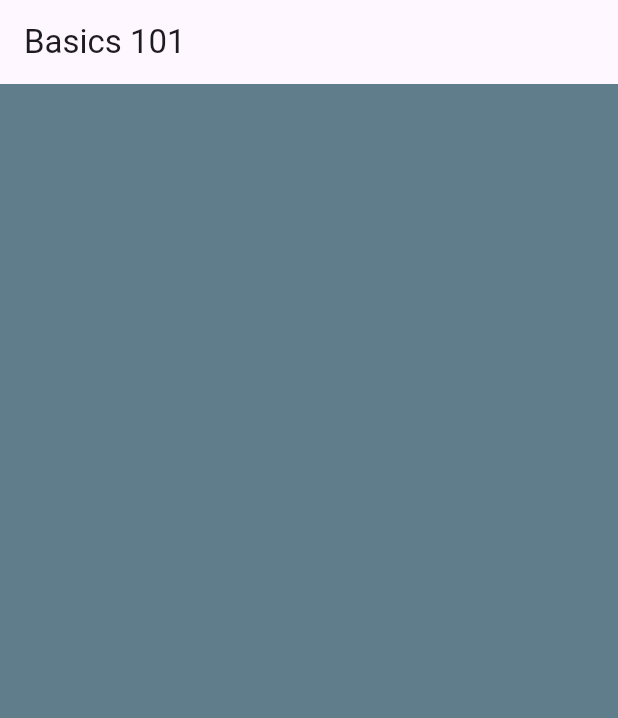
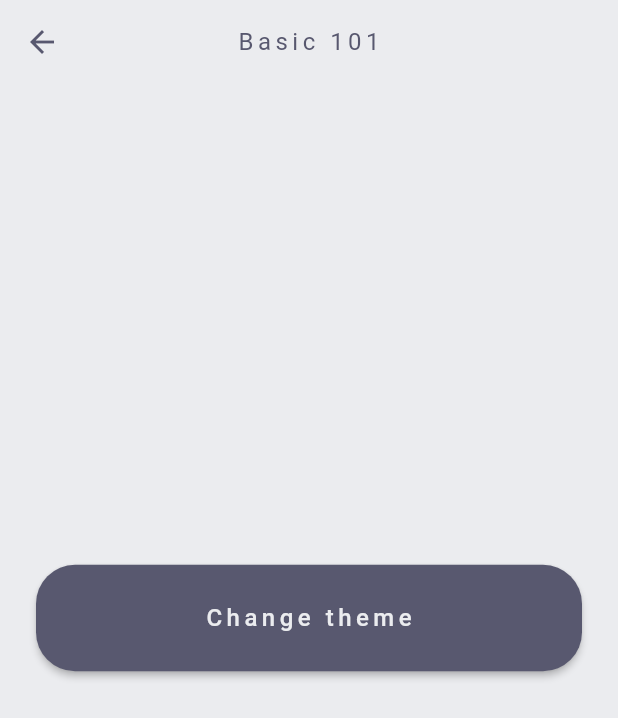
Before and after one commit to devherik/FlutterBasics101, a Flutter app: the screen it shows after launch, after a tap on "Login", on a phone screen of 412 x 824 dp. Shown: the top 718 px of the screen. Run offline on Flutter 3.47's test engine with Material 3 defaults, Android fonts, the phone set to English and light mode, and no system bars; our stand-ins replace go_router.

Commit message:
home view created

```diff
--- /dev/null
+++ b/lib/config/app_globals.dart
@@ -0,0 +1,17 @@
+library globals;
+
+import 'dart:ui';
+
+import 'package:flutter/material.dart';
+
+const String title = 'Basic 101';
+
+const brightGrey = Color.fromRGBO(235, 236, 239, 1);
+const sombreGrey = Color.fromRGBO(88, 88, 111, 1);
+const naturallyCalm = Color.fromRGBO(207, 209, 2018, 1);
+const majesticMist = Color.fromRGBO(156, 160, 179, 1);
+
+const scaffoldAssetImage = 'assets/background/basic_background.jpeg';
+
+bool dayTheme = true;
+void changeTheme() => dayTheme = !dayTheme;
--- a/lib/config/app_router.dart
+++ b/lib/config/app_router.dart
@@ -1,5 +1,6 @@
 import 'package:basic101/pages/auth_page.dart';
 import 'package:basic101/pages/home_page.dart';
+import 'package:flutter/material.dart';
 import 'package:go_router/go_router.dart';
 
 class AppRouter {
@@ -7,7 +8,14 @@ class AppRouter {
     GoRoute(
       path: '/home',
       name: 'home',
-      builder: (context, state) => const HomePage(),
+      pageBuilder: (context, state) => CustomTransitionPage<void>(
+        child: const HomePage(),
+        transitionsBuilder: (context, animation, secondaryAnimation, child) =>
+            FadeTransition(
+          opacity: animation,
+          child: child,
+        ),
+      ),
     ),
     GoRoute(
       path: '/auth',
--- /dev/null
+++ b/lib/config/app_theme.dart
@@ -0,0 +1,46 @@
+import 'package:flutter/material.dart';
+
+import 'package:basic101/config/app_globals.dart' as global;
+
+abstract class AppTheme {
+  bool selectedTheme = true;
+  changeTheme() => selectedTheme = !selectedTheme;
+  static ThemeData get day {
+    return ThemeData(
+        useMaterial3: true,
+        appBarTheme: const AppBarTheme(
+          iconTheme: IconThemeData(color: global.sombreGrey),
+          titleTextStyle: TextStyle(
+            color: global.sombreGrey,
+            fontSize: 16,
+            letterSpacing: 3,
+          ),
+        ),
+        textTheme: const TextTheme(
+            bodyMedium: TextStyle(
+                color: global.sombreGrey, fontSize: 16, letterSpacing: 3)),
+        dividerTheme:
+            const DividerThemeData(color: global.sombreGrey, thickness: 1),
+        scaffoldBackgroundColor: global.brightGrey);
+  }
+
+  static ThemeData get night {
+    return ThemeData(
+      useMaterial3: true,
+      appBarTheme: const AppBarTheme(
+        iconTheme: IconThemeData(color: global.brightGrey),
+        titleTextStyle: TextStyle(
+          color: global.brightGrey,
+          fontSize: 16,
+          letterSpacing: 3,
+        ),
+      ),
+      textTheme: const TextTheme(
+          bodyMedium: TextStyle(
+              color: global.brightGrey, fontSize: 16, letterSpacing: 3)),
+      dividerTheme:
+          const DividerThemeData(color: global.brightGrey, thickness: 1),
+      scaffoldBackgroundColor: global.sombreGrey,
+    );
+  }
+}
--- a/lib/main.dart
+++ b/lib/main.dart
@@ -1,19 +1,27 @@
 import 'package:basic101/config/app_router.dart';
+import 'package:basic101/config/app_theme.dart';
 import 'package:flutter/material.dart';
 
+import 'package:basic101/config/app_globals.dart' as global;
+
 void main() {
-  runApp(const MyApp());
+  runApp(const Basic101());
 }
 
-class MyApp extends StatelessWidget {
-  const MyApp({super.key});
+class Basic101 extends StatefulWidget {
+  const Basic101({super.key});
 
-  // This widget is the root of your application.
+  @override
+  State<Basic101> createState() => _Basic101State();
+}
+
+class _Basic101State extends State<Basic101> {
   @override
   Widget build(BuildContext context) {
     return MaterialApp.router(
       routerConfig: AppRouter().router,
       debugShowCheckedModeBanner: false,
+      theme: global.dayTheme ? AppTheme.day : AppTheme.night,
     );
   }
 }
--- a/lib/pages/auth_page.dart
+++ b/lib/pages/auth_page.dart
@@ -1,5 +1,7 @@
 import 'package:flutter/material.dart';
 import 'package:go_router/go_router.dart';
+
+import 'package:basic101/config/app_globals.dart' as global;
 
 class AuthPage extends StatelessWidget {
   const AuthPage({super.key});
@@ -8,37 +10,52 @@ class AuthPage extends StatelessWidget {
   Widget build(BuildContext context) {
     return Scaffold(
       body: Container(
+        padding: const EdgeInsets.all(24),
         height: MediaQuery.of(context).size.height,
         width: MediaQuery.of(context).size.width,
-        color: Colors.blueGrey,
-        child: Padding(
-          padding: const EdgeInsets.symmetric(horizontal: 24, vertical: 44),
+        // decoration: const BoxDecoration(
+        //     image: DecorationImage(
+        //         image: AssetImage(global.scaffoldAssetImage),
+        //         fit: BoxFit.fill)),
         child: Center(
+          child: Column(
+            crossAxisAlignment: CrossAxisAlignment.center,
+            mainAxisAlignment: MainAxisAlignment.center,
+            children: [
+              const Padding(
+                padding: EdgeInsets.symmetric(vertical: 14),
+                child: Text(
+                  'Bem vindo ao Basic 101, app voltado a testes e aprimoramento.',
+                ),
+              ),
+              const Padding(
+                padding: EdgeInsets.symmetric(vertical: 14),
+                child: Divider(),
+              ),
+              Padding(
+                padding: const EdgeInsets.symmetric(vertical: 14),
                 child: MaterialButton(
-              padding: const EdgeInsets.symmetric(vertical: 24, horizontal: 12),
+                  padding:
+                      const EdgeInsets.symmetric(vertical: 24, horizontal: 12),
+                  minWidth: MediaQuery.of(context).size.width,
                   onPressed: () {
-                context.goNamed('home');
+                    context.push('/home');
                   },
                   splashColor: Colors.white,
-              color: Colors.white,
+                  elevation: 2,
+                  color: global.sombreGrey,
                   shape: RoundedRectangleBorder(
-                  borderRadius: BorderRadius.circular(10)),
-              child: const Row(
-                mainAxisAlignment: MainAxisAlignment.center,
-                children: [
-                  Icon(
-                    Icons.arrow_forward,
-                    color: Colors.blueGrey,
-                    size: 24,
-                  ),
-                  Text(
+                      borderRadius: BorderRadius.circular(26)),
+                  child: const Text(
                     'Login',
                     style: TextStyle(
-                        color: Colors.blueGrey, letterSpacing: 3, fontSize: 16),
+                        color: global.brightGrey,
+                        letterSpacing: 3,
+                        fontSize: 16),
+                  ),
+                ),
               ),
             ],
-              ),
-            ),
           ),
         ),
       ),
--- a/lib/pages/home_page.dart
+++ b/lib/pages/home_page.dart
@@ -1,4 +1,6 @@
 import 'package:flutter/material.dart';
+
+import 'package:basic101/config/app_globals.dart' as global;
 
 class HomePage extends StatefulWidget {
   const HomePage({super.key});
@@ -11,12 +13,40 @@ class _HomePageState extends State<HomePage> {
   @override
   Widget build(BuildContext context) {
     return Scaffold(
-      appBar: AppBar(title: const Text('Basics 101')),
+      appBar: AppBar(
+          centerTitle: true,
+          title: const Text(
+            global.title,
+          ),
+          backgroundColor: Colors.transparent),
       extendBodyBehindAppBar: true,
-      body: Container(
+      body: SizedBox(
         height: MediaQuery.of(context).size.height,
         width: MediaQuery.of(context).size.width,
-        color: Colors.blueGrey,
+        child: Padding(
+          padding: const EdgeInsets.symmetric(vertical: 14, horizontal: 24),
+          child: Center(
+            child: MaterialButton(
+              padding: const EdgeInsets.symmetric(vertical: 24, horizontal: 12),
+              minWidth: MediaQuery.of(context).size.width,
+              onPressed: () {
+                setState(() {
+                  global.changeTheme();
+                });
+              },
+              splashColor: Colors.white,
+              elevation: 2,
+              color: global.sombreGrey,
+              shape: RoundedRectangleBorder(
+                  borderRadius: BorderRadius.circular(26)),
+              child: const Text(
+                'Change theme',
+                style: TextStyle(
+                    color: global.brightGrey, letterSpacing: 3, fontSize: 16),
+              ),
+            ),
+          ),
+        ),
       ),
     );
   }
--- a/pubspec.yaml
+++ b/pubspec.yaml
@@ -60,8 +60,8 @@ flutter:
   uses-material-design: true
 
   # To add assets to your application, add an assets section, like this:
-  # assets:
-  #   - images/a_dot_burr.jpeg
+  assets:
+    - assets/background/basic_background.jpeg
   #   - images/a_dot_ham.jpeg
 
   # An image asset can refer to one or more resolution-specific "variants", see
```
Also changed, not shown: assets/background/basic_background.jpeg (added). Lines whose indentation alone changed are shown as unchanged.
